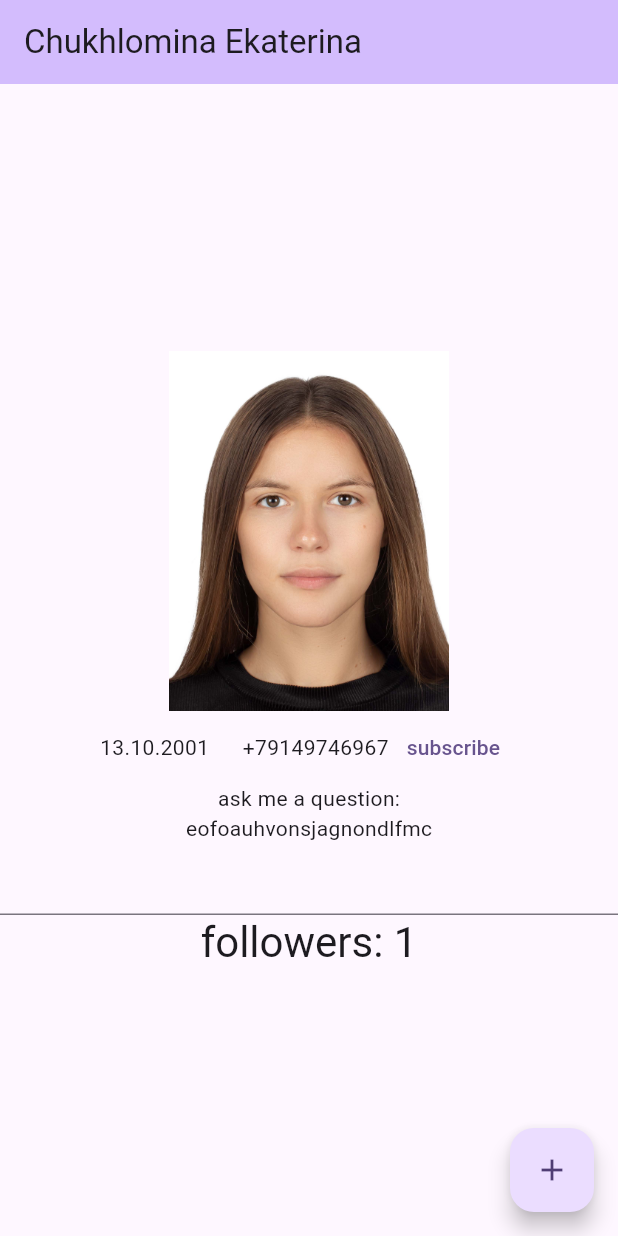
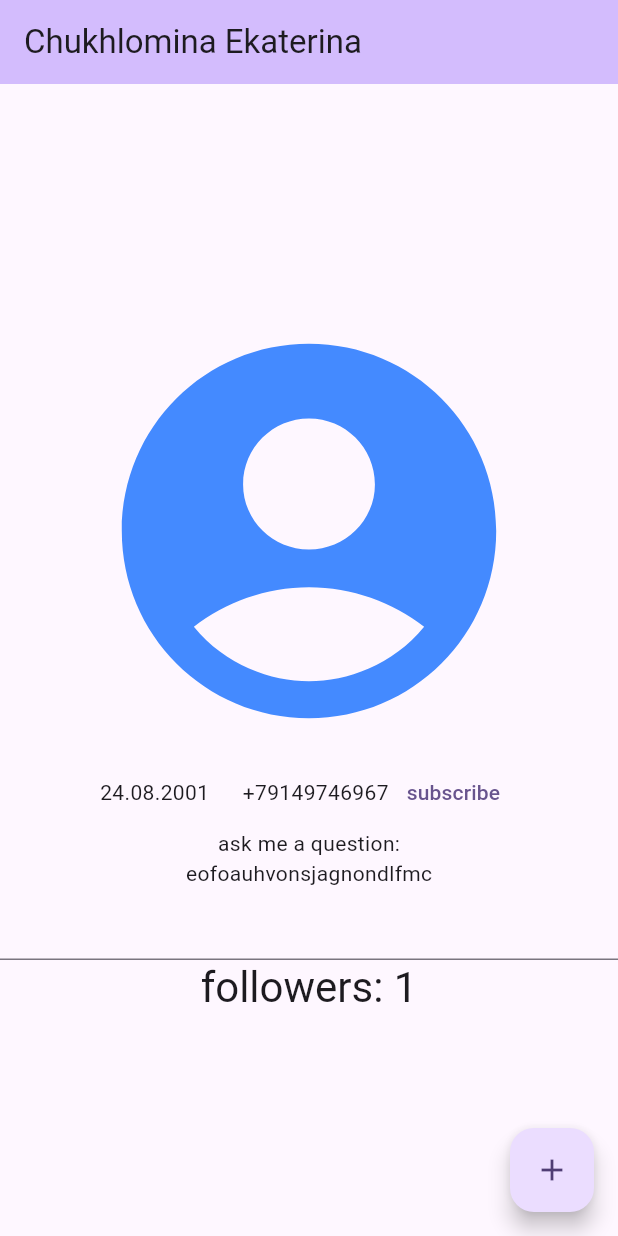
Before and after one commit to chukhlominaekaterina/homework3, a Flutter app: the screen it shows after launch, after a tap on "subscribe", on a phone screen of 412 x 824 dp. Run offline on Flutter 3.47's test engine with Material 3 defaults, Android fonts, the phone set to English and light mode, and no system bars.

Commit message:
Revert "Dz4"

```diff
--- a/lib/UI/homepage.dart
+++ /dev/null
@@ -1,62 +0,0 @@
-import 'package:flutter/material.dart';
-
-class MyHomePage extends StatefulWidget {
-  const MyHomePage({super.key, required this.title});
-
-
-  final String title;
-
-  @override
-  State<MyHomePage> createState() => _MyHomePageState();
-}
-
-class _MyHomePageState extends State<MyHomePage> {
-  int _counter = 0;
-
-  void _incrementCounter() {
-    setState(() {
-
-      _counter++;
-    });
-  }
-
-  @override
-  Widget build(BuildContext context) {
-
-    return Scaffold(
-      appBar: AppBar(
-        backgroundColor: Theme.of(context).colorScheme.inversePrimary,
-        title: Text(widget.title),
-      ),
-      body: Center(
-        child: Column(
-
-          mainAxisAlignment: MainAxisAlignment.center,
-          children: <Widget>[
-            Image.asset('assets/images/Фото 3х4 близко — копия.jpg', width: 320, height: 240),
-            Row(
-              mainAxisAlignment: MainAxisAlignment.center,
-              children: [
-                const Text('13.10.2001'),
-                const Text('      +79149746967'),
-                TextButton(onPressed: _incrementCounter, child: const Text('subscribe')),
-              ],
-            ),
-            const Text('ask me a question:'),
-            const Text('eofoauhvonsjagnondlfmc'),
-            TextField(),
-            Text('followers: '
-                '$_counter',
-              style: Theme.of(context).textTheme.headlineMedium,
-            ),
-          ],
-        ),
-      ),
-      floatingActionButton: FloatingActionButton(
-        onPressed: _incrementCounter,
-        tooltip: 'Increment',
-        child: const Icon(Icons.add),
-      ), // This trailing comma makes auto-formatting nicer for build methods.
-    );
-  }
-}
--- a/lib/func/appin.dart
+++ /dev/null
@@ -1,18 +0,0 @@
-import 'package:flutter/material.dart';
-import 'package:homework3/UI/homepage.dart';
-
-class MyApp extends StatelessWidget {
-  const MyApp({super.key});
-
-  @override
-  Widget build(BuildContext context) {
-    return MaterialApp(
-      title: 'Flutter Demo',
-      theme: ThemeData(
-        colorScheme: ColorScheme.fromSeed(seedColor: Colors.deepPurple),
-        useMaterial3: true,
-      ),
-      home: const MyHomePage(title: 'Chukhlomina Ekaterina'),
-    );
-  }
-}
--- a/lib/main.dart
+++ b/lib/main.dart
@@ -1,5 +1,87 @@
 import 'package:flutter/material.dart';
-import 'package:homework3/func/appin.dart';
+
 void main() {
   runApp(const MyApp());
 }
+
+class MyApp extends StatelessWidget {
+  const MyApp({super.key});
+
+  @override
+  Widget build(BuildContext context) {
+    return MaterialApp(
+      title: 'Flutter Demo',
+      theme: ThemeData(
+        colorScheme: ColorScheme.fromSeed(seedColor: Colors.deepPurple),
+        useMaterial3: true,
+      ),
+      home: const MyHomePage(title: 'Chukhlomina Ekaterina'),
+    );
+  }
+}
+
+class MyHomePage extends StatefulWidget {
+  const MyHomePage({super.key, required this.title});
+
+
+  final String title;
+
+  @override
+  State<MyHomePage> createState() => _MyHomePageState();
+}
+
+class _MyHomePageState extends State<MyHomePage> {
+  int _counter = 0;
+
+  void _incrementCounter() {
+    setState(() {
+
+      _counter++;
+    });
+  }
+
+  @override
+  Widget build(BuildContext context) {
+
+    return Scaffold(
+      appBar: AppBar(
+        backgroundColor: Theme.of(context).colorScheme.inversePrimary,
+        title: Text(widget.title),
+      ),
+      body: Center(
+        child: Column(
+
+          mainAxisAlignment: MainAxisAlignment.center,
+          children: <Widget>[
+            Icon(
+              Icons.account_circle,
+              color: Colors.blueAccent,
+              size: 300.0,
+              semanticLabel: 'Text to announce in accessibility modes',
+            ),
+            Row(
+              mainAxisAlignment: MainAxisAlignment.center,
+              children: [
+                const Text('24.08.2001'),
+                const Text('      +79149746967'),
+                TextButton(onPressed: _incrementCounter, child: const Text('subscribe')),
+              ],
+            ),
+            const Text('ask me a question:'),
+            const Text('eofoauhvonsjagnondlfmc'),
+            TextField(),
+            Text('followers: '
+              '$_counter',
+              style: Theme.of(context).textTheme.headlineMedium,
+            ),
+          ],
+        ),
+      ),
+      floatingActionButton: FloatingActionButton(
+        onPressed: _incrementCounter,
+        tooltip: 'Increment',
+        child: const Icon(Icons.add),
+      ), // This trailing comma makes auto-formatting nicer for build methods.
+    );
+  }
+}
```
Also changed, not shown: pubspec.yaml (+3 -4 lines), assets/images/RgWXwPeKp1o.jpg (deleted), assets/images/rfYH1DvF6u0.jpg (deleted), assets/images/Фото 3х4 близко — копия.jpg (deleted).
